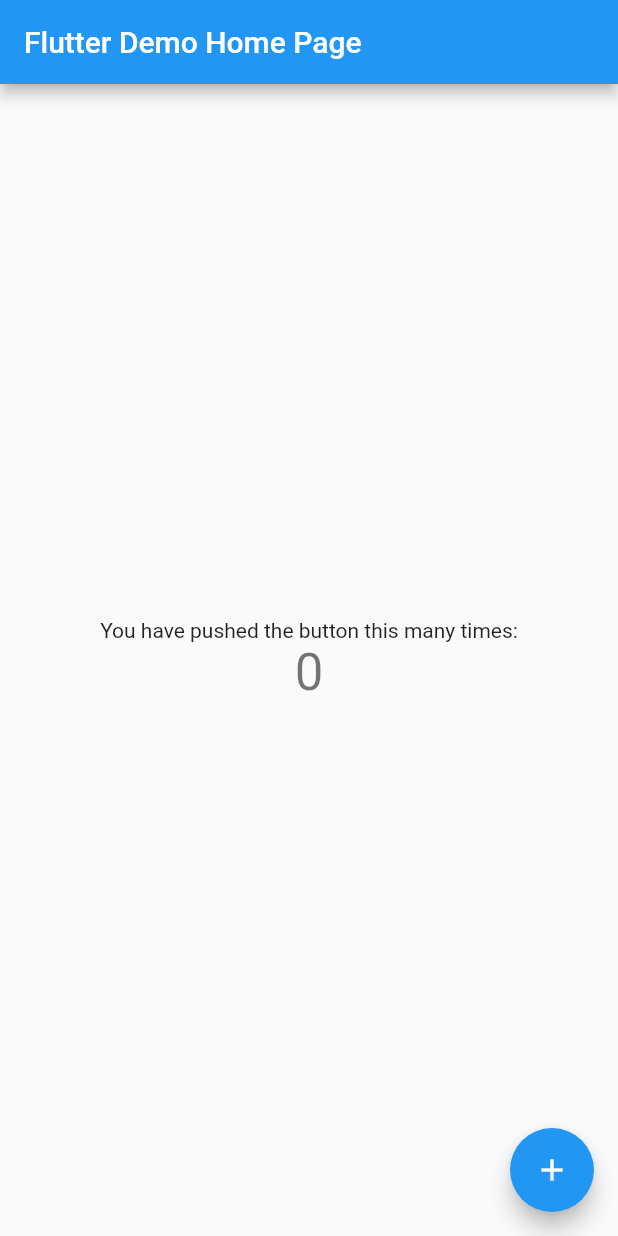
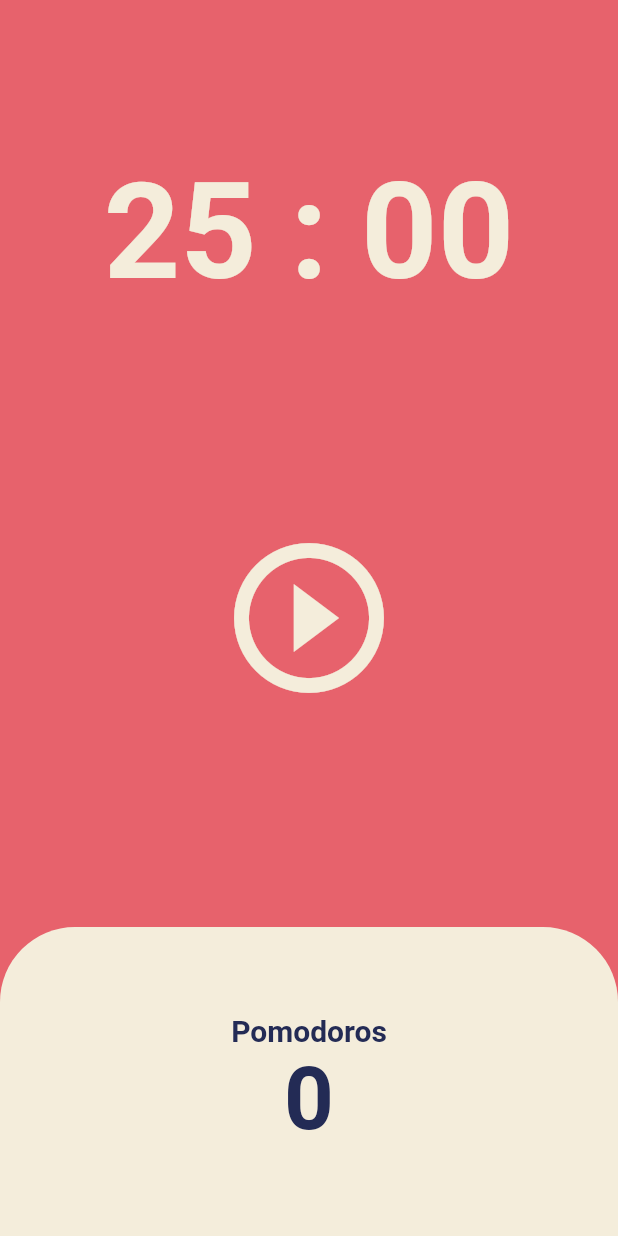
Before and after one commit to Syeong0013/flutter_toonflix, a Flutter app: the screen it shows after launch, on a phone screen of 412 x 824 dp. Run offline on Flutter 3.47's test engine with Material 2 defaults, Android fonts, the phone set to English and light mode, and no system bars.

Commit message:
230407_sykim_타이머 기능

```diff
--- a/step2_pomodoro_app/lib/main.dart
+++ b/step2_pomodoro_app/lib/main.dart
@@ -1,115 +1,28 @@
 import 'package:flutter/material.dart';
+import 'package:step2_pomodoro_app/screens/home_screen.dart';
 
 void main() {
-  runApp(const MyApp());
+  runApp(const App());
 }
 
-class MyApp extends StatelessWidget {
-  const MyApp({super.key});
+class App extends StatelessWidget {
+  const App({super.key});
 
-  // This widget is the root of your application.
   @override
   Widget build(BuildContext context) {
     return MaterialApp(
-      title: 'Flutter Demo',
       theme: ThemeData(
-        // This is the theme of your application.
-        //
-        // Try running your application with "flutter run". You'll see the
-        // application has a blue toolbar. Then, without quitting the app, try
-        // changing the primarySwatch below to Colors.green and then invoke
-        // "hot reload" (press "r" in the console where you ran "flutter run",
-        // or simply save your changes to "hot reload" in a Flutter IDE).
-        // Notice that the counter didn't reset back to zero; the application
-        // is not restarted.
-        primarySwatch: Colors.blue,
+        colorScheme: ColorScheme.fromSwatch(
+          backgroundColor: const Color(0xFFE7626C),
+        ),
+        textTheme: const TextTheme(
+          displayLarge: TextStyle(
+            color: Color(0xFF232B55),
+          ),
+        ),
+        cardColor: const Color(0xFFF4EDDB),
       ),
-      home: const MyHomePage(title: 'Flutter Demo Home Page'),
+      home: const HomeScreen(),
     );
   }
 }
-
-class MyHomePage extends StatefulWidget {
-  const MyHomePage({super.key, required this.title});
-
-  // This widget is the home page of your application. It is stateful, meaning
-  // that it has a State object (defined below) that contains fields that affect
-  // how it looks.
-
-  // This class is the configuration for the state. It holds the values (in this
-  // case the title) provided by the parent (in this case the App widget) and
-  // used by the build method of the State. Fields in a Widget subclass are
-  // always marked "final".
-
-  final String title;
-
-  @override
-  State<MyHomePage> createState() => _MyHomePageState();
-}
-
-class _MyHomePageState extends State<MyHomePage> {
-  int _counter = 0;
-
-  void _incrementCounter() {
-    setState(() {
-      // This call to setState tells the Flutter framework that something has
-      // changed in this State, which causes it to rerun the build method below
-      // so that the display can reflect the updated values. If we changed
-      // _counter without calling setState(), then the build method would not be
-      // called again, and so nothing would appear to happen.
-      _counter++;
-    });
-  }
-
-  @override
-  Widget build(BuildContext context) {
-    // This method is rerun every time setState is called, for instance as done
-    // by the _incrementCounter method above.
-    //
-    // The Flutter framework has been optimized to make rerunning build methods
-    // fast, so that you can just rebuild anything that needs updating rather
-    // than having to individually change instances of widgets.
-    return Scaffold(
-      appBar: AppBar(
-        // Here we take the value from the MyHomePage object that was created by
-        // the App.build method, and use it to set our appbar title.
-        title: Text(widget.title),
-      ),
-      body: Center(
-        // Center is a layout widget. It takes a single child and positions it
-        // in the middle of the parent.
-        child: Column(
-          // Column is also a layout widget. It takes a list of children and
-          // arranges them vertically. By default, it sizes itself to fit its
-          // children horizontally, and tries to be as tall as its parent.
-          //
-          // Invoke "debug painting" (press "p" in the console, choose the
-          // "Toggle Debug Paint" action from the Flutter Inspector in Android
-          // Studio, or the "Toggle Debug Paint" command in Visual Studio Code)
-          // to see the wireframe for each widget.
-          //
-          // Column has various properties to control how it sizes itself and
-          // how it positions its children. Here we use mainAxisAlignment to
-          // center the children vertically; the main axis here is the vertical
-          // axis because Columns are vertical (the cross axis would be
-          // horizontal).
-          mainAxisAlignment: MainAxisAlignment.center,
-          children: <Widget>[
-            const Text(
-              'You have pushed the button this many times:',
-            ),
-            Text(
-              '$_counter',
-              style: Theme.of(context).textTheme.headlineMedium,
-            ),
-          ],
-        ),
-      ),
-      floatingActionButton: FloatingActionButton(
-        onPressed: _incrementCounter,
-        tooltip: 'Increment',
-        child: const Icon(Icons.add),
-      ), // This trailing comma makes auto-formatting nicer for build methods.
-    );
-  }
-}
--- /dev/null
+++ b/step2_pomodoro_app/lib/screens/home_screen.dart
@@ -0,0 +1,120 @@
+import 'dart:async';
+
+import 'package:flutter/material.dart';
+
+class HomeScreen extends StatefulWidget {
+  const HomeScreen({super.key});
+
+  @override
+  State<HomeScreen> createState() => _HomeScreenState();
+}
+
+class _HomeScreenState extends State<HomeScreen> {
+  late Timer timer;
+  int totalSeconds = 1500;
+  bool isRunning = false;
+
+  void onTick(Timer timer) {
+    setState(() {
+      totalSeconds--;
+    });
+  }
+
+  void onStartPressed() {
+    timer = Timer.periodic(const Duration(seconds: 1), onTick);
+    setState(() {
+      isRunning = true;
+    });
+  }
+
+  void onPausePressed() {
+    timer.cancel();
+    setState(() {
+      isRunning = false;
+    });
+  }
+
+  @override
+  Widget build(BuildContext context) {
+    return Scaffold(
+      backgroundColor: Theme.of(context).colorScheme.background,
+      body: Column(
+        children: [
+          Flexible(
+            flex: 1,
+            child: Container(
+              alignment: Alignment.bottomCenter,
+              child: Text(
+                '${totalSeconds ~/ 60} : ${(totalSeconds % 60).toString().padLeft(2, '0')}',
+                // '$totalSeconds',
+                style: TextStyle(
+                  color: Theme.of(context).cardColor,
+                  fontSize: 89,
+                  fontWeight: FontWeight.w600,
+                ),
+              ),
+            ),
+          ),
+          Flexible(
+            flex: 2,
+            child: Center(
+              child: IconButton(
+                onPressed: isRunning ? onPausePressed : onStartPressed,
+                iconSize: 120,
+                color: Theme.of(context).cardColor,
+                icon: Icon(
+                  isRunning
+                      ? Icons.pause_circle_outline
+                      : Icons.play_circle_outline,
+                ),
+              ),
+            ),
+          ),
+          Flexible(
+            flex: 1,
+            child: Row(
+              children: [
+                Expanded(
+                  child: Container(
+                      decoration: BoxDecoration(
+                        color: Theme.of(context).cardColor,
+                        borderRadius: const BorderRadius.vertical(
+                          top: Radius.circular(50),
+                        ),
+                      ),
+                      child: Column(
+                        mainAxisAlignment: MainAxisAlignment.center,
+                        children: [
+                          Text(
+                            'Pomodoros',
+                            style: TextStyle(
+                              fontSize: 20,
+                              color: Theme.of(context)
+                                  .textTheme
+                                  .displayLarge!
+                                  .color,
+                              fontWeight: FontWeight.w600,
+                            ),
+                          ),
+                          Text(
+                            '0',
+                            style: TextStyle(
+                              fontSize: 58,
+                              color: Theme.of(context)
+                                  .textTheme
+                                  .displayLarge!
+                                  .color,
+                              fontWeight: FontWeight.w600,
+                            ),
+                          ),
+                        ],
+                      )),
+                ),
+              ],
+            ),
+          ),
+        ],
+      ),
+    );
+  }
+}
```
